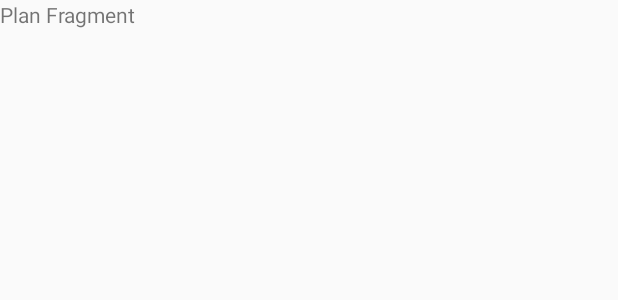
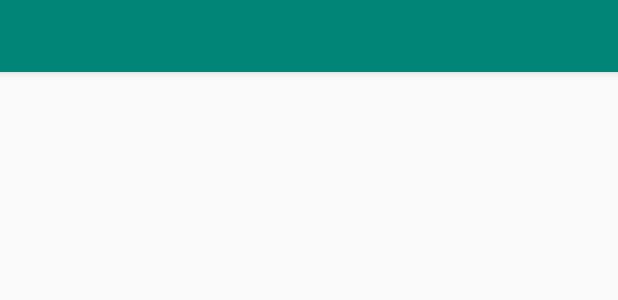
Before and after one commit to DhruvilBParikh/Venture, an Android app: the layout fragment_plan.xml on its own in the app's theme, with its tools: preview values and no code run, on a phone screen of 412 x 824 dp. Shown: the top 300 px of the screen. Run offline under Robolectric (Android 15) with nearby library versions, the phone set to English and light mode, and no system bars.

Commit message:
Add tabLayout in Plan fragment

```diff
--- a/app/src/main/res/layout/fragment_explore.xml
+++ b/app/src/main/res/layout/fragment_explore.xml
@@ -7,7 +7,7 @@
     tools:context=".Fragments.explore.ExploreFragment">
 
         <com.google.android.material.appbar.AppBarLayout
-            android:id="@+id/appbar1"
+            android:id="@+id/explore_appbar"
             android:layout_width="match_parent"
             android:layout_height="wrap_content">
 
--- a/app/src/main/res/layout/fragment_login_signup.xml
+++ b/app/src/main/res/layout/fragment_login_signup.xml
@@ -4,7 +4,7 @@
     xmlns:tools="http://schemas.android.com/tools"
     android:layout_width="match_parent"
     android:layout_height="match_parent"
-    tools:context=".LoginSignupFragment">
+    tools:context=".Fragments.loginSignup.LoginSignupFragment">
 
     <TextView
         android:id="@+id/textView"
--- a/app/src/main/res/layout/fragment_plan.xml
+++ b/app/src/main/res/layout/fragment_plan.xml
@@ -1,13 +1,26 @@
 <?xml version="1.0" encoding="utf-8"?>
-<FrameLayout xmlns:android="http://schemas.android.com/apk/res/android"
+<androidx.coordinatorlayout.widget.CoordinatorLayout xmlns:android="http://schemas.android.com/apk/res/android"
     xmlns:tools="http://schemas.android.com/tools"
     android:layout_width="match_parent"
     android:layout_height="match_parent"
-    tools:context=".Fragments.plan.PlanFragment">
+    xmlns:app="http://schemas.android.com/apk/res-auto"
+    tools:context=".Fragments.explore.ExploreFragment">
 
-    <TextView
+    <com.google.android.material.appbar.AppBarLayout
+        android:id="@+id/plan_appbar"
+        android:layout_width="match_parent"
+        android:layout_height="wrap_content">
+
+        <com.google.android.material.tabs.TabLayout
+            android:id="@+id/plan_tabs"
+            android:layout_width="match_parent"
+            android:layout_height="wrap_content"/>
+    </com.google.android.material.appbar.AppBarLayout>
+
+    <androidx.viewpager.widget.ViewPager
+        android:id="@+id/plan_viewpager"
         android:layout_width="match_parent"
         android:layout_height="match_parent"
-        android:text="Plan Fragment" />
+        app:layout_behavior="@string/appbar_scrolling_view_behavior" />
 
-</FrameLayout>
+</androidx.coordinatorlayout.widget.CoordinatorLayout>
--- a/app/src/main/res/layout/fragment_profile.xml
+++ b/app/src/main/res/layout/fragment_profile.xml
@@ -4,7 +4,7 @@
     xmlns:tools="http://schemas.android.com/tools"
     android:layout_width="match_parent"
     android:layout_height="match_parent"
-    tools:context=".ProfileFragment">
+    tools:context=".Fragments.profile.ProfileFragment">
 
     <TextView
         android:layout_width="match_parent"
```
Also changed, not shown: app/src/main/java/com/example/venture_v0/Fragments/plan/PlanCreatedEventFragment.java (added, +111 -0 lines), app/src/main/java/com/example/venture_v0/Fragments/plan/PlanJoinedEventFragment.java (added, +111 -0 lines), app/src/main/java/com/example/venture_v0/adapters/PlanSectionsPageAdapter.java (added, +36 -0 lines), app/src/main/res/layout/fragment_plan_created_event.xml (added, +14 -0 lines), app/src/main/res/layout/fragment_plan_joined_event.xml (added, +14 -0 lines), app/src/main/java/com/example/venture_v0/Fragments/loginSignup/LoginSignupFragment.java (renamed from app/src/main/java/com/example/venture_v0/LoginSignupFragment.java), app/src/main/java/com/example/venture_v0/Fragments/profile/ProfileFragment.java (renamed from app/src/main/java/com/example/venture_v0/ProfileFragment.java).
